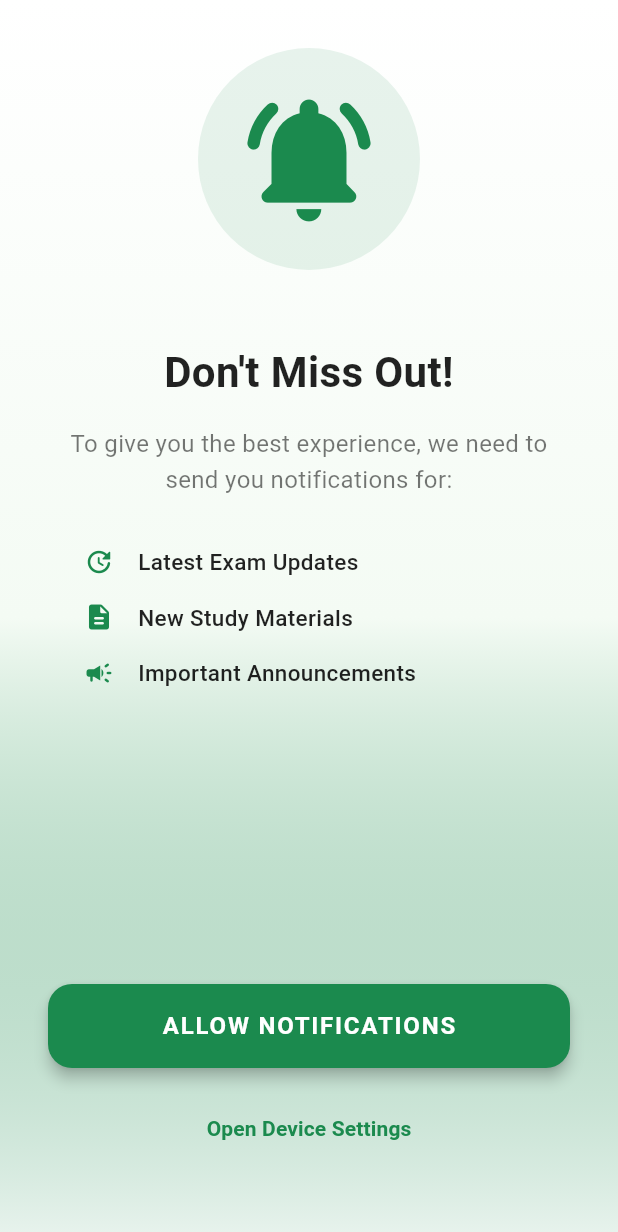
After one commit to varunpnair92/pscexam, a Flutter app: the NotificationPermissionPage screen opened by its route, on a phone screen of 412 x 824 dp. The commit adds this screen. Shown: the top 1232 px of the screen. Run offline on Flutter 3.47's test engine with Material 3 defaults, Android fonts, the phone set to English and light mode, and no system bars; our stand-ins replace firebase_auth, firebase_core, firebase_messaging, fl_chart, flutter_local_notifications, get and 3 more; missing offline and left inert: flutter_math_fork; accounts and stored records are empty; network calls fail.

Commit message:
Added without proceed not possible notification

```diff
--- a/lib/main.dart
+++ b/lib/main.dart
@@ -7,6 +7,8 @@ import 'package:psc_exam/exam_list_page.dart';
 import 'package:psc_exam/exam_list_page_dynamic.dart';
 import 'package:psc_exam/exam_page.dart';
 import 'package:psc_exam/dynamic_menu_page.dart';
+import 'registration_page.dart';
+import 'notification_permission_page.dart';
 import 'package:psc_exam/exam_review_page.dart';
 import 'package:psc_exam/google_sign.dart';
 import 'package:psc_exam/home_page.dart';
@@ -28,7 +30,6 @@ import 'theme_controller.dart';
 import 'exam_splash_page.dart'; // 🔥 Import ExamSplashPage
 import 'exam_story_page.dart';
 import 'keyword_search_page.dart';
-import 'registration_page.dart';
 import 'package:firebase_messaging/firebase_messaging.dart';
 import 'push_notification_service.dart';
 import 'ad_controller.dart';
@@ -128,6 +129,9 @@ class MyApp extends StatelessWidget {
 
         // 🎢 NAVIGATION SLIDE
         GetPage(name: '/navigationSlide', page: () => NavigationSlidePage()),
+
+        // 🔔 NOTIFICATION PERMISSION
+        GetPage(name: '/notificationPermission', page: () => NotificationPermissionPage()),
       ],
     );
   }
--- /dev/null
+++ b/lib/notification_permission_page.dart
@@ -0,0 +1,202 @@
+import 'package:flutter/material.dart';
+import 'package:get/get.dart';
+import 'package:psc_exam/push_notification_service.dart';
+import 'package:psc_exam/auth_controller.dart';
+
+class NotificationPermissionPage extends StatefulWidget {
+  const NotificationPermissionPage({super.key});
+
+  @override
+  State<NotificationPermissionPage> createState() => _NotificationPermissionPageState();
+}
+
+class _NotificationPermissionPageState extends State<NotificationPermissionPage> with WidgetsBindingObserver {
+  bool _isChecking = false;
+
+  @override
+  void initState() {
+    super.initState();
+    WidgetsBinding.instance.addObserver(this);
+  }
+
+  @override
+  void dispose() {
+    WidgetsBinding.instance.removeObserver(this);
+    super.dispose();
+  }
+
+  @override
+  void didChangeAppLifecycleState(AppLifecycleState state) {
+    // If we return from settings, check permission automatically
+    if (state == AppLifecycleState.resumed) {
+      _checkAndNavigate();
+    }
+  }
+
+  Future<void> _checkAndNavigate() async {
+    final hasPermission = await PushNotificationService.hasPermission();
+    if (hasPermission) {
+      final auth = Get.find<AuthController>();
+      Get.offAllNamed(auth.isLoggedIn.value ? '/home' : '/login');
+    }
+  }
+
+  Future<void> _handlePermission() async {
+    setState(() => _isChecking = true);
+
+    final granted = await PushNotificationService.requestPermission();
+
+    if (granted) {
+      await _checkAndNavigate();
+    } else {
+      // If still not granted, it might be permanently denied
+      // Show a snackbar or dialog to open settings
+      Get.snackbar(
+        "Permission Required",
+        "Please enable notifications in your phone settings to continue using the app.",
+        snackPosition: SnackPosition.BOTTOM,
+        backgroundColor: Colors.white,
+        colorText: Colors.black,
+        duration: const Duration(seconds: 5),
+        mainButton: TextButton(
+          onPressed: () => PushNotificationService.openSettings(),
+          child: const Text("SETTINGS", style: TextStyle(color: Color(0xFF1B8A4E), fontWeight: FontWeight.bold)),
+        ),
+      );
+    }
+
+    if (mounted) setState(() => _isChecking = false);
+  }
+
+  @override
+  Widget build(BuildContext context) {
+    const primaryGreen = Color(0xFF1B8A4E);
+    const lightGreen = Color(0xFFF4FBF4);
+
+    return Scaffold(
+      backgroundColor: Colors.white,
+      body: Container(
+        width: double.infinity,
+        decoration: BoxDecoration(
+          gradient: LinearGradient(
+            begin: Alignment.topCenter,
+            end: Alignment.bottomCenter,
+            colors: [Colors.white, lightGreen, primaryGreen.withOpacity(0.1)],
+          ),
+        ),
+        child: Padding(
+          padding: const EdgeInsets.all(32.0),
+          child: Column(
+            mainAxisAlignment: MainAxisAlignment.center,
+            children: [
+              // 🔔 Icon with Glassmorphic feel
+              Container(
+                padding: const EdgeInsets.all(24),
+                decoration: BoxDecoration(
+                  color: primaryGreen.withOpacity(0.1),
+                  shape: BoxShape.circle,
+                ),
+                child: const Icon(
+                  Icons.notifications_active_rounded,
+                  size: 100,
+                  color: primaryGreen,
+                ),
+              ),
+              const SizedBox(height: 48),
+
+              const Text(
+                "Don't Miss Out!",
+                textAlign: TextAlign.center,
+                style: TextStyle(
+                  fontSize: 28,
+                  fontWeight: FontWeight.bold,
+                  color: Colors.black87,
+                ),
+              ),
+              const SizedBox(height: 16),
+
+              const Text(
+                "To give you the best experience, we need to send you notifications for:",
+                textAlign: TextAlign.center,
+                style: TextStyle(
+                  fontSize: 16,
+                  color: Colors.black54,
+                  height: 1.5,
+                ),
+              ),
+              const SizedBox(height: 24),
+
+              _buildFeatureRow(Icons.update_rounded, "Latest Exam Updates"),
+              _buildFeatureRow(Icons.description_rounded, "New Study Materials"),
+              _buildFeatureRow(Icons.campaign_rounded, "Important Announcements"),
+
+              const Spacer(),
+
+              // 🚀 Grant Permission Button
+              SizedBox(
+                width: double.infinity,
+                height: 56,
+                child: ElevatedButton(
+                  onPressed: _isChecking ? null : _handlePermission,
+                  style: ElevatedButton.styleFrom(
+                    backgroundColor: primaryGreen,
+                    foregroundColor: Colors.white,
+                    shape: RoundedRectangleBorder(
+                      borderRadius: BorderRadius.circular(16),
+                    ),
+                    elevation: 4,
+                  ),
+                  child: _isChecking
+                      ? const CircularProgressIndicator(color: Colors.white)
+                      : const Text(
+                          "ALLOW NOTIFICATIONS",
+                          style: TextStyle(
+                            fontSize: 16,
+                            fontWeight: FontWeight.bold,
+                            letterSpacing: 1.2,
+                          ),
+                        ),
+                ),
+              ),
+              const SizedBox(height: 16),
+
+              TextButton(
+                onPressed: () => PushNotificationService.openSettings(),
+                child: const Text(
+                  "Open Device Settings",
+                  style: TextStyle(
+                    color: primaryGreen,
+                    fontWeight: FontWeight.w600,
+                  ),
+                ),
+              ),
+              const SizedBox(height: 16),
+            ],
+          ),
+        ),
+      ),
+    );
+  }
+
+  Widget _buildFeatureRow(IconData icon, String text) {
+    return Padding(
+      padding: const EdgeInsets.symmetric(vertical: 8.0, horizontal: 24.0),
+      child: Row(
+        children: [
+          Icon(icon, size: 20, color: const Color(0xFF1B8A4E)),
+          const SizedBox(width: 16),
+          Expanded(
+            child: Text(
+              text,
+              style: const TextStyle(
+                fontSize: 15,
+                color: Colors.black87,
+                fontWeight: FontWeight.w500,
+              ),
+            ),
+          ),
+        ],
+      ),
+    );
+  }
+}
--- a/pubspec.yaml
+++ b/pubspec.yaml
@@ -41,6 +41,7 @@ dependencies:
   intl: ^0.19.0
   firebase_messaging: ^14.9.4
   flutter_local_notifications: ^21.0.0
+  permission_handler: ^11.3.1
 
 dev_dependencies:
   flutter_lints: ^6.0.0
```
Also changed, not shown: lib/auth_controller.dart (+15 -2 lines), lib/push_notification_service.dart (+31 -15 lines), lib/splash_page.dart (+7 -0 lines), pubspec.lock, 2 other files.
